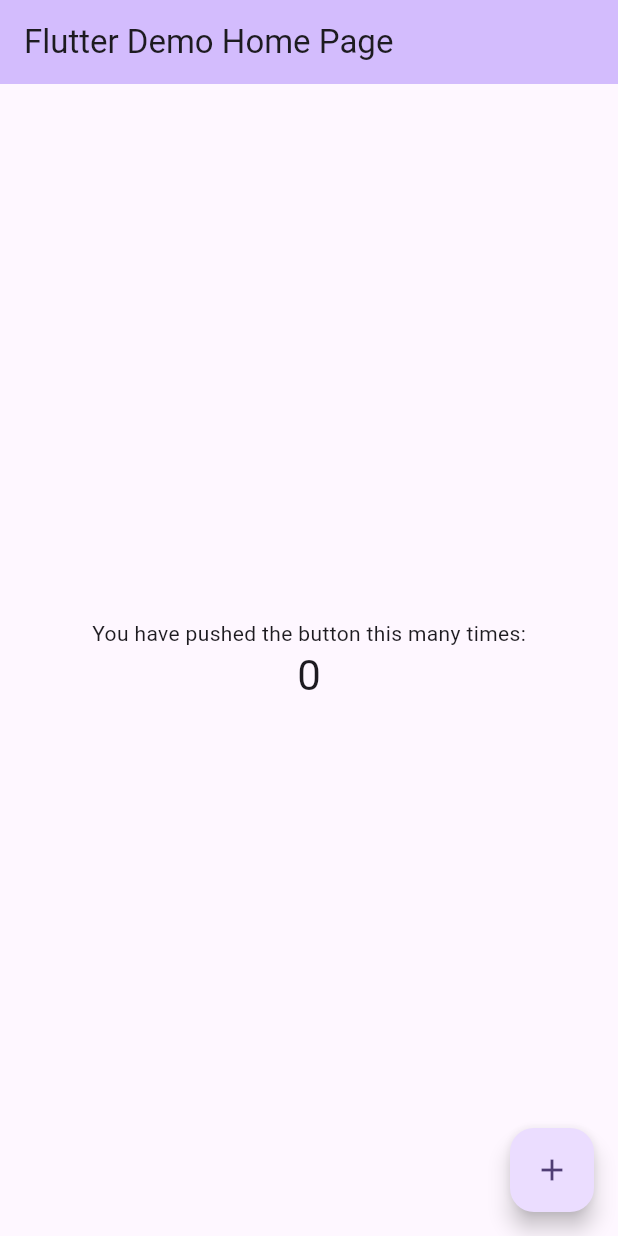
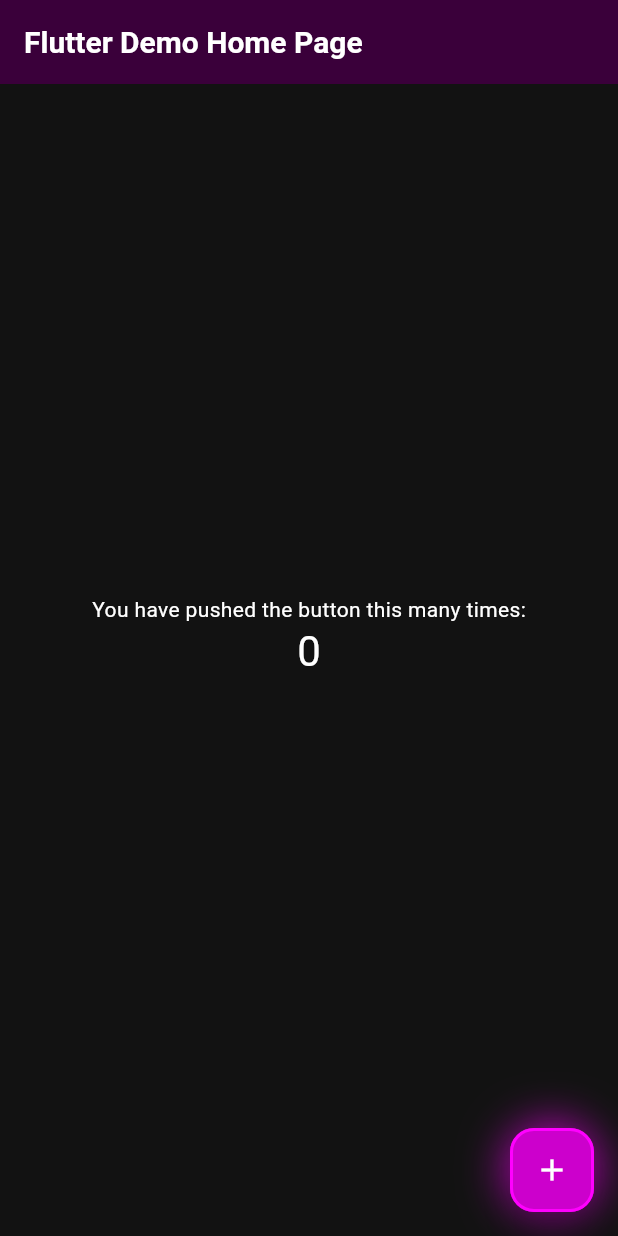
Before and after one commit to TEUNGKU-ZULKIFLI/finance_tracker, a Flutter app: the screen it shows after launch, on a phone screen of 412 x 824 dp. Run offline on Flutter 3.47's test engine with Material 3 defaults, Android fonts, the phone set to English and light mode, and no system bars.

Commit message:
✨ feat: menambahkan tema custom

```diff
--- a/lib/main.dart
+++ b/lib/main.dart
@@ -1,3 +1,4 @@
+import 'package:finance_tracker/theme.dart';
 import 'package:flutter/material.dart';
 
 void main() {
@@ -7,46 +8,19 @@ void main() {
 class MyApp extends StatelessWidget {
   const MyApp({super.key});
 
-  // This widget is the root of your application.
   @override
   Widget build(BuildContext context) {
     return MaterialApp(
       title: 'Flutter Demo',
-      theme: ThemeData(
-        // This is the theme of your application.
-        //
-        // TRY THIS: Try running your application with "flutter run". You'll see
-        // the application has a purple toolbar. Then, without quitting the app,
-        // try changing the seedColor in the colorScheme below to Colors.green
-        // and then invoke "hot reload" (save your changes or press the "hot
-        // reload" button in a Flutter-supported IDE, or press "r" if you used
-        // the command line to start the app).
-        //
-        // Notice that the counter didn't reset back to zero; the application
-        // state is not lost during the reload. To reset the state, use hot
-        // restart instead.
-        //
-        // This works for code too, not just values: Most code changes can be
-        // tested with just a hot reload.
-        colorScheme: ColorScheme.fromSeed(seedColor: Colors.deepPurple),
-      ),
+      theme: AppTheme.darkTheme,
       home: const MyHomePage(title: 'Flutter Demo Home Page'),
+      debugShowCheckedModeBanner: false,
     );
   }
 }
 
 class MyHomePage extends StatefulWidget {
   const MyHomePage({super.key, required this.title});
-
-  // This widget is the home page of your application. It is stateful, meaning
-  // that it has a State object (defined below) that contains fields that affect
-  // how it looks.
-
-  // This class is the configuration for the state. It holds the values (in this
-  // case the title) provided by the parent (in this case the App widget) and
-  // used by the build method of the State. Fields in a Widget subclass are
-  // always marked "final".
-
   final String title;
 
   @override
@@ -57,51 +31,20 @@ class _MyHomePageState extends State<MyHomePage> {
   int _counter = 0;
 
   void _incrementCounter() {
-    setState(() {
-      // This call to setState tells the Flutter framework that something has
-      // changed in this State, which causes it to rerun the build method below
-      // so that the display can reflect the updated values. If we changed
-      // _counter without calling setState(), then the build method would not be
-      // called again, and so nothing would appear to happen.
-      _counter++;
-    });
+    setState(() => _counter++);
   }
 
   @override
   Widget build(BuildContext context) {
-    // This method is rerun every time setState is called, for instance as done
-    // by the _incrementCounter method above.
-    //
-    // The Flutter framework has been optimized to make rerunning build methods
-    // fast, so that you can just rebuild anything that needs updating rather
-    // than having to individually change instances of widgets.
+    final cs = Theme.of(context).colorScheme;
+
     return Scaffold(
       appBar: AppBar(
-        // TRY THIS: Try changing the color here to a specific color (to
-        // Colors.amber, perhaps?) and trigger a hot reload to see the AppBar
-        // change color while the other colors stay the same.
-        backgroundColor: Theme.of(context).colorScheme.inversePrimary,
-        // Here we take the value from the MyHomePage object that was created by
-        // the App.build method, and use it to set our appbar title.
+        backgroundColor: cs.tertiaryContainer,
         title: Text(widget.title),
       ),
       body: Center(
-        // Center is a layout widget. It takes a single child and positions it
-        // in the middle of the parent.
         child: Column(
-          // Column is also a layout widget. It takes a list of children and
-          // arranges them vertically. By default, it sizes itself to fit its
-          // children horizontally, and tries to be as tall as its parent.
-          //
-          // Column has various properties to control how it sizes itself and
-          // how it positions its children. Here we use mainAxisAlignment to
-          // center the children vertically; the main axis here is the vertical
-          // axis because Columns are vertical (the cross axis would be
-          // horizontal).
-          //
-          // TRY THIS: Invoke "debug painting" (choose the "Toggle Debug Paint"
-          // action in the IDE, or press "p" in the console), to see the
-          // wireframe for each widget.
           mainAxisAlignment: MainAxisAlignment.center,
           children: <Widget>[
             const Text('You have pushed the button this many times:'),
@@ -109,14 +52,24 @@ class _MyHomePageState extends State<MyHomePage> {
               '$_counter',
               style: Theme.of(context).textTheme.headlineMedium,
             ),
+
+            const SizedBox(height: 32),
           ],
         ),
       ),
-      floatingActionButton: FloatingActionButton(
-        onPressed: _incrementCounter,
-        tooltip: 'Increment',
-        child: const Icon(Icons.add),
-      ), // This trailing comma makes auto-formatting nicer for build methods.
+
+      // 🔮 FAB dengan glow beneran via wrapper
+      floatingActionButton: AppTheme.neonWrap(
+        color: AppTheme.tertiary,
+        blur: 26,
+        spread: 2,
+        circle: true,
+        child: FloatingActionButton(
+          onPressed: _incrementCounter,
+          tooltip: 'Increment',
+          child: const Icon(Icons.add),
+        ),
+      ),
     );
   }
 }
--- /dev/null
+++ b/lib/theme.dart
@@ -0,0 +1,341 @@
+import 'package:flutter/material.dart';
+
+class AppTheme {
+  // 🎨 Palette — Purple / Magenta Neon
+  static const Color primary = Color(0xFF8E24AA); // Purple
+  static const Color onPrimary = Colors.white;
+  static const Color primaryContainer = Color(0xFFE1BEE7);
+  static const Color onPrimaryContainer = Color(0xFF4A148C);
+
+  static const Color secondary = Color(0xFF0288D1); // Sky Blue (aksen)
+  static const Color onSecondary = Colors.white;
+  static const Color secondaryContainer = Color(0xFFB3E5FC);
+  static const Color onSecondaryContainer = Color(0xFF01579B);
+
+  static const Color tertiary = Color(0xFFFF00FF); // Neon Magenta
+  static const Color onTertiary = Colors.white;
+  static const Color tertiaryContainer = Color(0xFFFFB3FF); // Soft Magenta
+  static const Color onTertiaryContainer = Color(0xFF660066); // Deep Magenta
+
+  static const Color error = Color(0xFFCF6679);
+  static const Color onError = Colors.white;
+  static const Color errorContainer = Color(0xFFB00020);
+  static const Color onErrorContainer = Colors.white;
+
+  static const Color surface = Colors.white;
+  static const Color onSurface = Colors.black87;
+  static const Color onSurfaceVariant = Color(0xFF5C5C5C);
+  static const Color surfaceContainer = Color(0xFFF5F5F5);
+  static const Color inverseSurface = Color(0xFF303030);
+  static const Color inverseOnSurface = Colors.white;
+  static const Color inversePrimary = Color(0xFFD1C4E9);
+
+  static const Color outline = Color(0xFFB0BEC5);
+  static const Color outlineVariant = Color(0xFF90A4AE);
+
+  static const Color primaryFixed = primary;
+  static const Color secondaryFixed = secondary;
+  static const Color tertiaryFixed = tertiary;
+
+  static const Color primaryFixedDim = Color(0xFF7B1FA2);
+  static const Color secondaryFixedDim = Color(0xFF0277BD);
+  static const Color tertiaryFixedDim = Color(0xFFCC00CC); // Dim Neon Magenta
+
+  static const Color onFixed = Colors.white;
+  static const Color onFixedVariant = Colors.black87;
+
+  static const Color surfaceDim = Color(0xFFEEEEEE);
+  static const Color surfaceBright = Colors.white;
+
+  // Helper state button
+  static WidgetStateProperty<Color?> buttonBg(ColorScheme colorScheme) =>
+      WidgetStateProperty.resolveWith((states) {
+        if (states.contains(WidgetState.selected)) {
+          return colorScheme.primaryContainer;
+        }
+        if (states.contains(WidgetState.disabled)) {
+          return colorScheme.surfaceContainerHighest;
+        }
+        return colorScheme.primary;
+      });
+
+  static WidgetStateProperty<Color?> buttonFg(Color color) =>
+      WidgetStateProperty.all(color);
+
+  // ---------------- THEME: LIGHT ----------------
+  static ThemeData lightTheme = ThemeData(
+    useMaterial3: true,
+    colorScheme: const ColorScheme(
+      brightness: Brightness.light,
+      primary: primary,
+      onPrimary: onPrimary,
+      primaryContainer: primaryContainer,
+      onPrimaryContainer: onPrimaryContainer,
+      secondary: secondary,
+      onSecondary: onSecondary,
+      secondaryContainer: secondaryContainer,
+      onSecondaryContainer: onSecondaryContainer,
+      tertiary: tertiary,
+      onTertiary: onTertiary,
+      tertiaryContainer: tertiaryContainer,
+      onTertiaryContainer: onTertiaryContainer,
+      error: error,
+      onError: onError,
+      errorContainer: errorContainer,
+      onErrorContainer: onErrorContainer,
+      surface: surface,
+      onSurface: onSurface,
+      surfaceContainerHighest: surfaceContainer,
+      onSurfaceVariant: onSurfaceVariant,
+      outline: outline,
+      outlineVariant: outlineVariant,
+      shadow: Colors.black26,
+      scrim: Colors.black54,
+      inverseSurface: inverseSurface,
+      onInverseSurface: inverseOnSurface,
+      inversePrimary: inversePrimary,
+    ),
+
+    // 🧱 Komponen
+    appBarTheme: AppBarTheme(
+      backgroundColor: primaryContainer,
+      foregroundColor: onPrimary,
+      titleTextStyle: const TextStyle(
+        fontSize: 20,
+        fontWeight: FontWeight.w600,
+        color: onPrimary,
+      ),
+    ),
+
+    navigationBarTheme: NavigationBarThemeData(
+      backgroundColor: surfaceContainer,
+      indicatorColor: tertiary.withAlpha((0.2 * 255).toInt()),
+      labelTextStyle: WidgetStateProperty.all(
+        const TextStyle(fontWeight: FontWeight.w600),
+      ),
+    ),
+
+    // Buttons + Glow tipis via elevation + shadowColor
+    elevatedButtonTheme: ElevatedButtonThemeData(
+      style: ButtonStyle(
+        backgroundColor: buttonBg(
+          const ColorScheme.light().copyWith(primary: primary),
+        ),
+        foregroundColor: buttonFg(onPrimary),
+        elevation: WidgetStateProperty.all(8),
+        shadowColor: WidgetStateProperty.all(
+          tertiary.withAlpha((0.9 * 255).toInt()),
+        ),
+        overlayColor: WidgetStateProperty.all(
+          tertiary.withAlpha((0.15 * 255).toInt()),
+        ),
+        shape: WidgetStateProperty.all(
+          RoundedRectangleBorder(borderRadius: BorderRadius.circular(14)),
+        ),
+      ),
+    ),
+    filledButtonTheme: FilledButtonThemeData(
+      style: ButtonStyle(
+        backgroundColor: buttonBg(
+          const ColorScheme.light().copyWith(primary: primary),
+        ),
+        foregroundColor: buttonFg(onPrimary),
+        elevation: WidgetStateProperty.all(6),
+        shadowColor: WidgetStateProperty.all(
+          tertiary.withAlpha((0.8 * 255).toInt()),
+        ),
+        overlayColor: WidgetStateProperty.all(
+          tertiary.withAlpha((0.12 * 255).toInt()),
+        ),
+        shape: WidgetStateProperty.all(
+          RoundedRectangleBorder(borderRadius: BorderRadius.circular(14)),
+        ),
+      ),
+    ),
+    outlinedButtonTheme: OutlinedButtonThemeData(
+      style: ButtonStyle(
+        side: WidgetStateProperty.all(
+          BorderSide(
+            color: tertiary.withAlpha((0.8 * 255).toInt()),
+            width: 1.6,
+          ),
+        ),
+        foregroundColor: buttonFg(onPrimaryContainer),
+        overlayColor: WidgetStateProperty.all(
+          tertiary.withAlpha((0.08 * 255).toInt()),
+        ),
+        shape: WidgetStateProperty.all(
+          RoundedRectangleBorder(borderRadius: BorderRadius.circular(14)),
+        ),
+      ),
+    ),
+    textButtonTheme: TextButtonThemeData(
+      style: ButtonStyle(
+        foregroundColor: buttonFg(onPrimaryContainer),
+        overlayColor: WidgetStateProperty.all(tertiary.withOpacity(0.12)),
+        shape: WidgetStateProperty.all(
+          RoundedRectangleBorder(borderRadius: BorderRadius.circular(12)),
+        ),
+      ),
+    ),
+
+    floatingActionButtonTheme: FloatingActionButtonThemeData(
+      backgroundColor: tertiary,
+      foregroundColor: onTertiary,
+      elevation: 10,
+      shape: RoundedRectangleBorder(
+        borderRadius: BorderRadius.circular(16),
+        side: const BorderSide(color: tertiary, width: 2),
+      ),
+      splashColor: tertiary.withAlpha((0.25 * 255).toInt()),
+    ),
+  );
+
+  // ---------------- THEME: DARK ----------------
+  static ThemeData darkTheme = ThemeData(
+    useMaterial3: true,
+    colorScheme: const ColorScheme(
+      brightness: Brightness.dark,
+      primary: primaryFixedDim,
+      onPrimary: onPrimary,
+      primaryContainer: Color(0xFF4A148C),
+      onPrimaryContainer: Colors.white,
+      secondary: secondaryFixedDim,
+      onSecondary: onSecondary,
+      secondaryContainer: Color(0xFF01579B),
+      onSecondaryContainer: Colors.white,
+      tertiary: tertiaryFixedDim,
+      onTertiary: onTertiary,
+      tertiaryContainer: Color(0xFF3A003A),
+      onTertiaryContainer: Colors.white,
+      error: error,
+      onError: onError,
+      errorContainer: Color(0xFF8C1D1D),
+      onErrorContainer: Colors.white,
+      surface: Color(0xFF121212),
+      onSurface: Colors.white,
+      surfaceContainerHighest: Color(0xFF2C2C2C),
+      onSurfaceVariant: Colors.white70,
+      outline: outlineVariant,
+      outlineVariant: Color(0xFF444444),
+      shadow: Colors.black54,
+      scrim: Colors.black87,
+      inverseSurface: Colors.white,
+      onInverseSurface: Colors.black,
+      inversePrimary: primary,
+    ),
+
+    appBarTheme: const AppBarTheme(
+      backgroundColor: Color(0xFF3A003A),
+      foregroundColor: Colors.white,
+      titleTextStyle: TextStyle(
+        fontSize: 20,
+        fontWeight: FontWeight.w600,
+        color: Colors.white,
+      ),
+    ),
+
+    navigationBarTheme: const NavigationBarThemeData(
+      backgroundColor: Color(0xFF2C2C2C),
+      indicatorColor: tertiaryFixedDim,
+    ),
+
+    elevatedButtonTheme: ElevatedButtonThemeData(
+      style: ButtonStyle(
+        backgroundColor: buttonBg(
+          const ColorScheme.dark().copyWith(primary: primaryFixedDim),
+        ),
+        foregroundColor: buttonFg(onPrimary),
+        elevation: WidgetStateProperty.all(10),
+        shadowColor: WidgetStateProperty.all(
+          tertiary.withAlpha((0.95 * 255).toInt()),
+        ),
+        overlayColor: WidgetStateProperty.all(
+          tertiary.withAlpha((0.18 * 255).toInt()),
+        ),
+        shape: WidgetStateProperty.all(
+          RoundedRectangleBorder(borderRadius: BorderRadius.circular(14)),
+        ),
+      ),
+    ),
+    filledButtonTheme: FilledButtonThemeData(
+      style: ButtonStyle(
+        backgroundColor: buttonBg(
+          const ColorScheme.dark().copyWith(primary: primaryFixedDim),
+        ),
+        foregroundColor: buttonFg(onPrimary),
+        elevation: WidgetStateProperty.all(8),
+        shadowColor: WidgetStateProperty.all(
+          tertiary.withAlpha((0.9 * 255).toInt()),
+        ),
+        overlayColor: WidgetStateProperty.all(
+          tertiary.withAlpha((0.16 * 255).toInt()),
+        ),
+        shape: WidgetStateProperty.all(
+          RoundedRectangleBorder(borderRadius: BorderRadius.circular(14)),
+        ),
+      ),
+    ),
+    outlinedButtonTheme: OutlinedButtonThemeData(
+      style: ButtonStyle(
+        side: WidgetStateProperty.all(
+          const BorderSide(color: tertiaryFixedDim, width: 1.6),
+        ),
+        foregroundColor: buttonFg(Colors.white),
+        overlayColor: WidgetStateProperty.all(
+          tertiary.withAlpha((0.1 * 255).toInt()),
+        ),
+        shape: WidgetStateProperty.all(
+          RoundedRectangleBorder(borderRadius: BorderRadius.circular(14)),
+        ),
+      ),
+    ),
+    textButtonTheme: TextButtonThemeData(
+      style: ButtonStyle(
+        foregroundColor: buttonFg(Colors.white),
+        overlayColor: WidgetStateProperty.all(
+          tertiary.withAlpha((0.14 * 255).toInt()),
+        ),
+        shape: WidgetStateProperty.all(
+          RoundedRectangleBorder(borderRadius: BorderRadius.circular(12)),
+        ),
+      ),
+    ),
+
+    floatingActionButtonTheme: const FloatingActionButtonThemeData(
+      backgroundColor: tertiaryFixedDim,
+      foregroundColor: onTertiary,
+      elevation: 12,
+      shape: RoundedRectangleBorder(
+        borderRadius: BorderRadius.all(Radius.circular(16)),
+        side: BorderSide(color: tertiary, width: 2),
+      ),
+      splashColor: tertiary,
+    ),
+  );
+
+  // 🔮 Wrapper universal untuk glow beneran (BoxShadow)
+  static Widget neonWrap({
+    required Widget child,
+    Color color = tertiary,
+    double blur = 24,
+    double spread = 1.8,
+    bool circle = false,
+    BorderRadius? radius,
+  }) {
+    return Container(
+      decoration: BoxDecoration(
+        shape: circle ? BoxShape.circle : BoxShape.rectangle,
+        borderRadius: circle ? null : (radius ?? BorderRadius.circular(14)),
+        boxShadow: [
+          BoxShadow(
+            color: color.withAlpha((0.80 * 255).toInt()),
+            blurRadius: blur,
+            spreadRadius: spread,
+          ),
+        ],
+      ),
+      child: child,
+    );
+  }
+}
```
